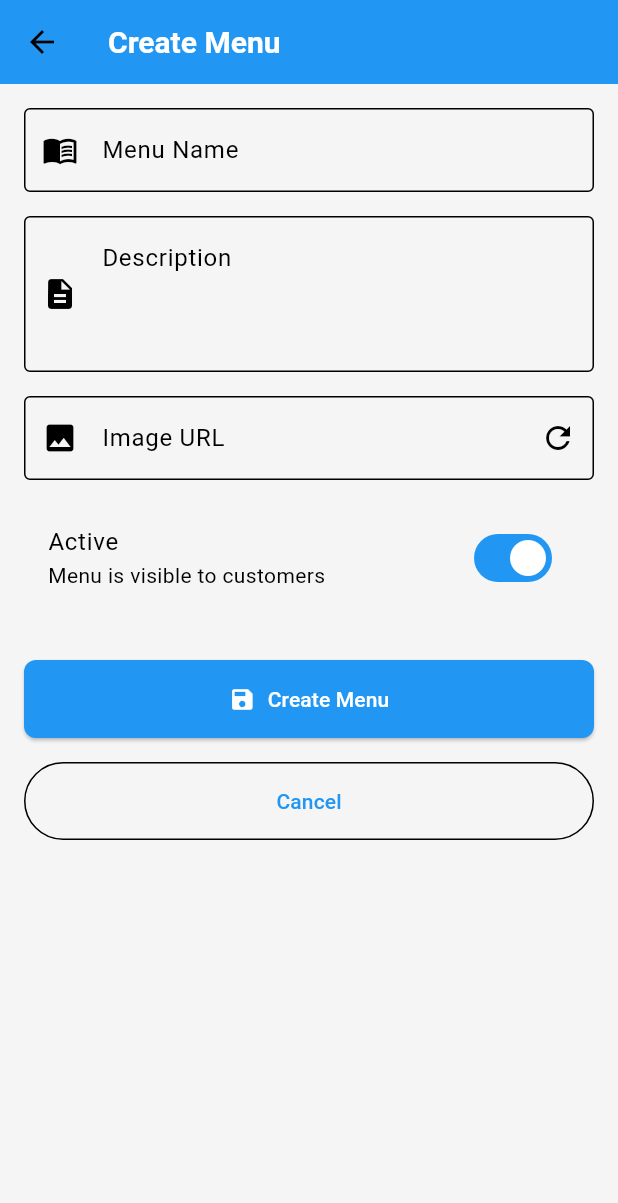
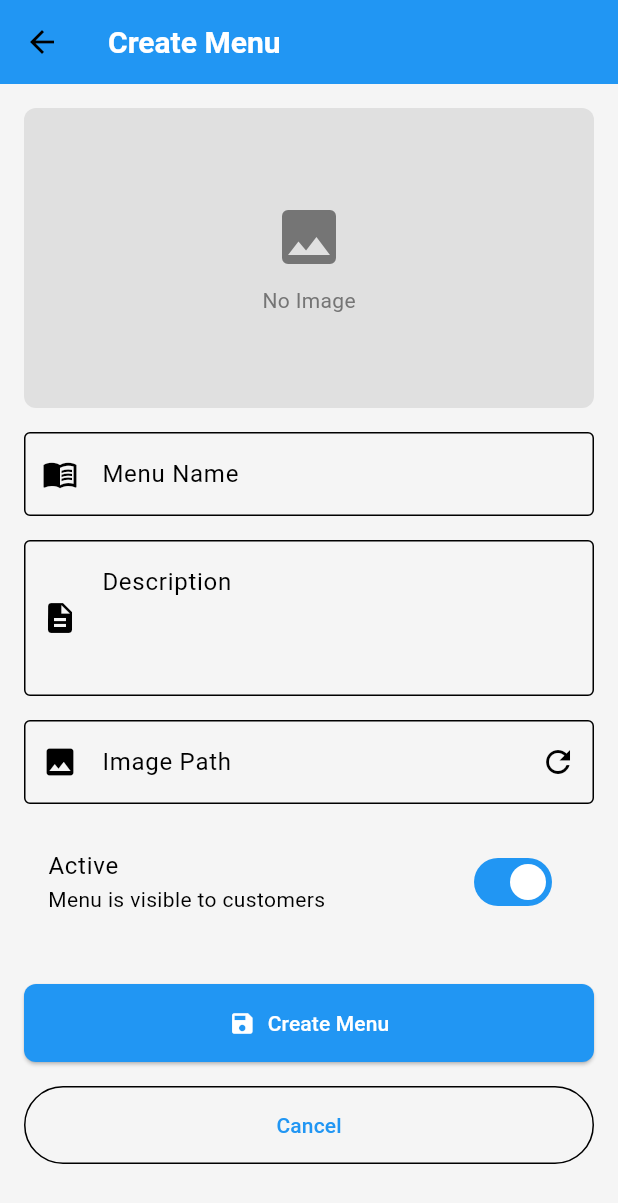
Before and after one commit to Arthurkhan/flutter_restaurant_menu_app, a Flutter app: the MenuEditorScreen screen opened by its route, on a phone screen of 412 x 824 dp. Shown: the top 1203 px of the screen. Run offline on Flutter 3.47's test engine with Material 3 defaults, Android fonts, the light colour scheme and no system bars; our stand-ins replace cached_network_image, equatable, flutter_bloc, shared_preferences, sqflite, sqflite_common_ffi; accounts and stored records are empty.

Commit message:
Fix: Update menu editor to work with local storage and offline images

```diff
--- a/lib/presentation/screens/admin/menu_editor_screen.dart
+++ b/lib/presentation/screens/admin/menu_editor_screen.dart
@@ -6,6 +6,7 @@
 import '../../../data/models/menu.dart';
 import '../../widgets/loading_view.dart';
 import '../../widgets/error_view.dart';
+import 'dart:io';
 
 /// Screen for creating or editing a menu
 class MenuEditorScreen extends StatefulWidget {
@@ -174,19 +175,27 @@
         child: Column(
           crossAxisAlignment: CrossAxisAlignment.stretch,
           children: [
-            // Menu image preview
-            if (_imageUrlController.text.isNotEmpty)
+            // Menu image preview (show placeholder if empty or not found)
             Container(
               height: 200,
               width: double.infinity,
               margin: const EdgeInsets.only(bottom: 16),
               decoration: BoxDecoration(
                 borderRadius: BorderRadius.circular(8),
-                  image: DecorationImage(
-                    image: NetworkImage(_imageUrlController.text),
-                    fit: BoxFit.cover,
+                color: Colors.grey[300],
               ),
+              child: _imageUrlController.text.isEmpty
+                ? Center(
+                    child: Column(
+                      mainAxisAlignment: MainAxisAlignment.center,
+                      children: [
+                        Icon(Icons.image, size: 48, color: Colors.grey[600]),
+                        SizedBox(height: 8),
+                        Text('No Image', style: TextStyle(color: Colors.grey[600])),
+                      ],
                     ),
+                  )
+                : _buildImageContent(),
             ),
 
             // Name field
@@ -227,12 +236,12 @@
             ),
             SizedBox(height: 16),
 
-            // Image URL field
+            // Image path field (modified for local asset paths)
             TextFormField(
               controller: _imageUrlController,
               decoration: InputDecoration(
-                labelText: 'Image URL',
-                hintText: 'Enter image URL',
+                labelText: 'Image Path',
+                hintText: 'Enter local asset path (e.g., assets/images/menu.png)',
                 border: OutlineInputBorder(),
                 prefixIcon: Icon(Icons.image),
                 suffixIcon: IconButton(
@@ -333,4 +342,64 @@
       ),
     );
   }
+
+  /// Build the appropriate image content based on the path
+  Widget _buildImageContent() {
+    final imagePath = _imageUrlController.text;
+
+    // Check if it's an asset path
+    if (imagePath.startsWith('assets/')) {
+      return Image.asset(
+        imagePath,
+        fit: BoxFit.cover,
+        errorBuilder: (context, error, stackTrace) {
+          return Center(
+            child: Column(
+              mainAxisAlignment: MainAxisAlignment.center,
+              children: [
+                Icon(Icons.error_outline, size: 48, color: Colors.red[300]),
+                SizedBox(height: 8),
+                Text('Failed to load image', style: TextStyle(color: Colors.red[300])),
+              ],
+            ),
+          );
+        },
+      );
     }
+    // Check if it's a local file path
+    else if (imagePath.startsWith('/')) {
+      return Image.file(
+        File(imagePath),
+        fit: BoxFit.cover,
+        errorBuilder: (context, error, stackTrace) {
+          return Center(
+            child: Column(
+              mainAxisAlignment: MainAxisAlignment.center,
+              children: [
+                Icon(Icons.error_outline, size: 48, color: Colors.red[300]),
+                SizedBox(height: 8),
+                Text('Failed to load image', style: TextStyle(color: Colors.red[300])),
+              ],
+            ),
+          );
+        },
+      );
+    }
+    // Display placeholder for other paths (like network URLs)
+    else {
+      return Center(
+        child: Column(
+          mainAxisAlignment: MainAxisAlignment.center,
+          children: [
+            Icon(Icons.warning_amber_rounded, size: 48, color: Colors.amber[700]),
+            SizedBox(height: 8),
+            Text('Network images not supported in offline mode',
+              style: TextStyle(color: Colors.amber[700]),
+              textAlign: TextAlign.center,
+            ),
+          ],
+        ),
+      );
+    }
+  }
+}
```
Lines whose indentation alone changed are shown as unchanged.
